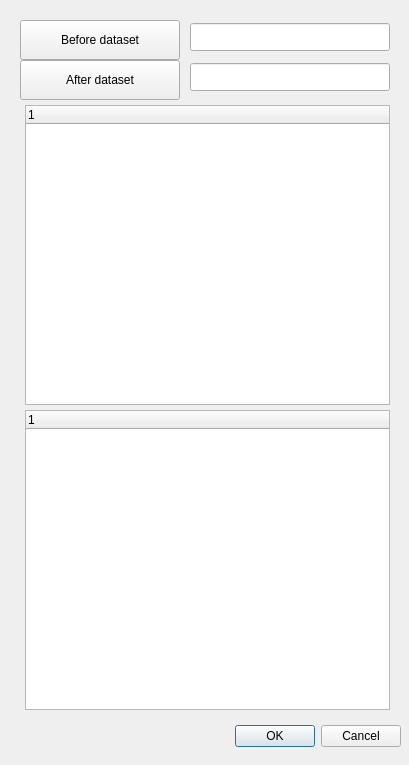
gitter-badger/qgis-GeoDanmarkCheck, file GeoDanmarkChecker/ui/geodanmark_checker_dialog_base.ui: the form before one commit.
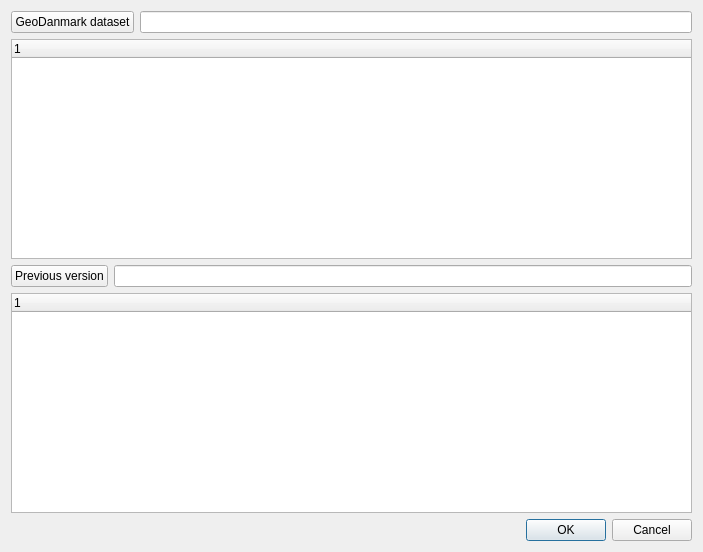
The form after the commit. Custom widgets are drawn as their Qt base class.

Commit message: Relayout rules dialog

What changed in the file:
```diff
--- a/GeoDanmarkChecker/ui/geodanmark_checker_dialog_base.ui
+++ b/GeoDanmarkChecker/ui/geodanmark_checker_dialog_base.ui
@@ -6,105 +6,71 @@
    <rect>
     <x>0</x>
     <y>0</y>
-    <width>409</width>
-    <height>765</height>
+    <width>703</width>
+    <height>552</height>
    </rect>
   </property>
   <property name="windowTitle">
    <string>GeoDanmark Checker</string>
   </property>
-  <widget class="QDialogButtonBox" name="buttonBox">
-   <property name="geometry">
-    <rect>
-     <x>60</x>
-     <y>720</y>
-     <width>341</width>
-     <height>32</height>
-    </rect>
-   </property>
-   <property name="orientation">
-    <enum>Qt::Horizontal</enum>
-   </property>
-   <property name="standardButtons">
-    <set>QDialogButtonBox::Cancel|QDialogButtonBox::Ok</set>
-   </property>
-  </widget>
-  <widget class="RulesTreeWidget" name="rules_validate">
-   <property name="geometry">
-    <rect>
-     <x>25</x>
-     <y>105</y>
-     <width>365</width>
-     <height>300</height>
-    </rect>
-   </property>
-   <column>
-    <property name="text">
-     <string notr="true">1</string>
-    </property>
-   </column>
-  </widget>
-  <widget class="QPushButton" name="before_dataset">
-   <property name="geometry">
-    <rect>
-     <x>20</x>
-     <y>20</y>
-     <width>160</width>
-     <height>40</height>
-    </rect>
-   </property>
-   <property name="text">
-    <string>Before dataset</string>
-   </property>
-  </widget>
-  <widget class="QPushButton" name="after_dataset">
-   <property name="geometry">
-    <rect>
-     <x>20</x>
-     <y>60</y>
-     <width>160</width>
-     <height>40</height>
-    </rect>
-   </property>
-   <property name="text">
-    <string>After dataset</string>
-   </property>
-  </widget>
-  <widget class="QLineEdit" name="before_dataset_input">
-   <property name="geometry">
-    <rect>
-     <x>190</x>
-     <y>23</y>
-     <width>200</width>
-     <height>28</height>
-    </rect>
-   </property>
-  </widget>
-  <widget class="QLineEdit" name="after_dataset_input">
-   <property name="geometry">
-    <rect>
-     <x>190</x>
-     <y>63</y>
-     <width>200</width>
-     <height>28</height>
-    </rect>
-   </property>
-  </widget>
-  <widget class="RulesTreeWidget" name="rules_compare">
-   <property name="geometry">
-    <rect>
-     <x>25</x>
-     <y>410</y>
-     <width>365</width>
-     <height>300</height>
-    </rect>
-   </property>
-   <column>
-    <property name="text">
-     <string notr="true">1</string>
-    </property>
-   </column>
-  </widget>
+  <layout class="QVBoxLayout" name="verticalLayout">
+   <item>
+    <layout class="QHBoxLayout" name="horizontalLayout_2">
+     <item>
+      <widget class="QPushButton" name="after_dataset">
+       <property name="text">
+        <string>GeoDanmark dataset</string>
+       </property>
+      </widget>
+     </item>
+     <item>
+      <widget class="QLineEdit" name="after_dataset_input"/>
+     </item>
+    </layout>
+   </item>
+   <item>
+    <widget class="RulesTreeWidget" name="rules_validate">
+     <column>
+      <property name="text">
+       <string notr="true">1</string>
+      </property>
+     </column>
+    </widget>
+   </item>
+   <item>
+    <layout class="QHBoxLayout" name="horizontalLayout_3">
+     <item>
+      <widget class="QPushButton" name="before_dataset">
+       <property name="text">
+        <string>Previous version</string>
+       </property>
+      </widget>
+     </item>
+     <item>
+      <widget class="QLineEdit" name="before_dataset_input"/>
+     </item>
+    </layout>
+   </item>
+   <item>
+    <widget class="RulesTreeWidget" name="rules_compare">
+     <column>
+      <property name="text">
+       <string notr="true">1</string>
+      </property>
+     </column>
+    </widget>
+   </item>
+   <item>
+    <widget class="QDialogButtonBox" name="buttonBox">
+     <property name="orientation">
+      <enum>Qt::Horizontal</enum>
+     </property>
+     <property name="standardButtons">
+      <set>QDialogButtonBox::Cancel|QDialogButtonBox::Ok</set>
+     </property>
+    </widget>
+   </item>
+  </layout>
  </widget>
  <customwidgets>
   <customwidget>
```
